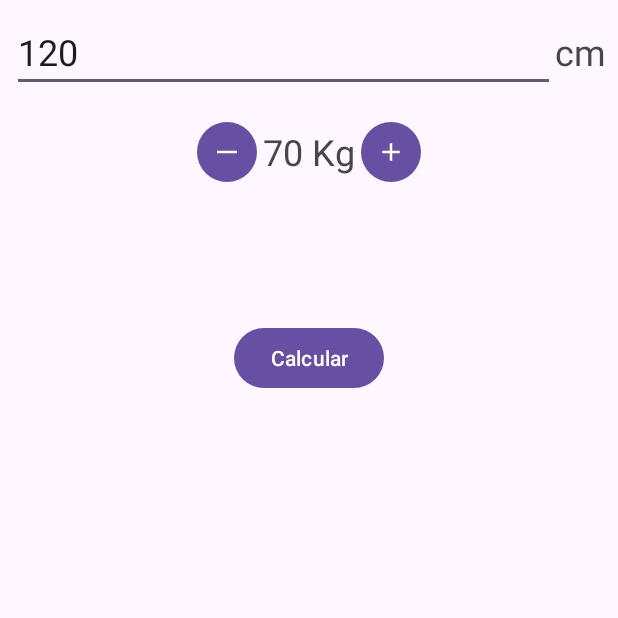
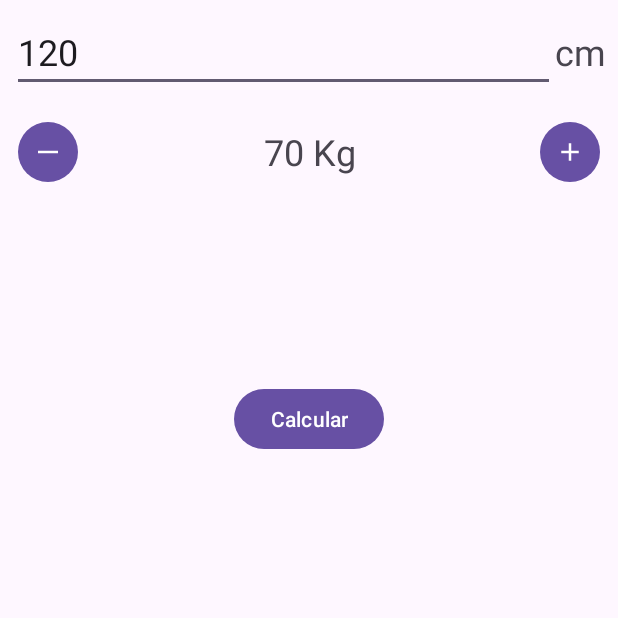
Before and after one commit to raulfl1982ndrd/BMICalculator, an Android app: the screen it shows after launch (MainActivity), on a phone screen of 412 x 824 dp, the top half of it. Run offline under Robolectric (Android 15) with nearby library versions, the phone set to English and light mode, and no system bars.

Commit message:
SE ponen los botones del peso pegados a los lados, se añade texto con indicaciones y una imagen orientativa

```diff
--- a/app/src/main/java/com/example/bmicalculator/MainActivity.kt
+++ b/app/src/main/java/com/example/bmicalculator/MainActivity.kt
@@ -5,6 +5,7 @@ import android.os.Bundle
 import android.util.Log
 import android.widget.Button
 import android.widget.EditText
+import android.widget.ImageView
 import android.widget.TextView
 import androidx.activity.enableEdgeToEdge
 import androidx.appcompat.app.AppCompatActivity
@@ -20,6 +21,7 @@ class MainActivity : AppCompatActivity() {
     lateinit var descriptionTextview :TextView
     lateinit var resultTextView:TextView
     lateinit var  calculateButton: Button
+    lateinit var imageViewPanel: ImageView
 
     var height: Int = 120
     var weight: Int = 70
@@ -35,6 +37,7 @@ class MainActivity : AppCompatActivity() {
         descriptionTextview = findViewById(R.id.descripcionTextView)
         resultTextView = findViewById(R.id.resultTextView)
         calculateButton = findViewById(R.id.calculateButton)
+        imageViewPanel = findViewById(R.id.imageViewPanel)
         setHeight()
         setWeight()
         minusButton.setOnClickListener{
@@ -56,6 +59,7 @@ class MainActivity : AppCompatActivity() {
                 descripcion = "Bajo peso severo"
                 descriptionTextview.setTextColor(Color.parseColor("#FF0000"))
                 resultTextView.setTextColor(Color.parseColor("#FF0000"))
+                //imageViewPanel.setImageResource()
             }
             else if ((result >= 16.5) && (result < 18.5)){
                 descripcion = "Bajo peso"
@@ -89,6 +93,7 @@ class MainActivity : AppCompatActivity() {
             }
             descriptionTextview.text = descripcion.toString()
             resultTextView.text = result.toString()
+
         }
 
     };
--- a/app/src/main/res/layout/activity_main.xml
+++ b/app/src/main/res/layout/activity_main.xml
@@ -36,7 +36,7 @@
     <LinearLayout
         android:layout_width="match_parent"
         android:layout_height="wrap_content"
-        android:gravity="center"
+
         android:orientation="horizontal"
         android:padding="8dp">
 
@@ -45,7 +45,7 @@
             style="?attr/materialIconButtonFilledStyle"
             android:layout_width="wrap_content"
             android:layout_height="wrap_content"
-            android:layout_gravity="center_horizontal"
+            android:layout_gravity="start"
             app:icon="@drawable/ic_minus" />
 
         <TextView
@@ -54,6 +54,8 @@
             android:layout_height="wrap_content"
             android:layout_gravity="center"
             android:text="0Kg"
+            android:textAlignment="center"
+            android:layout_weight="1"
             android:textSize="24sp" />
 
         <Button
@@ -61,6 +63,7 @@
             style="?attr/materialIconButtonFilledStyle"
             android:layout_width="wrap_content"
             android:layout_height="wrap_content"
+            android:layout_gravity="end"
             app:icon="@drawable/ic_add" />
     </LinearLayout>
     <!-- Resultado -->
@@ -78,10 +81,23 @@
         tools:text="00.00"
         android:textSize="30sp"
         android:layout_gravity="center_horizontal"/>
+    <TextView
+        android:id="@+id/estadoTextView"
+        android:layout_width="wrap_content"
+        android:layout_height="wrap_content"
+        tools:text="Su peso esta bien."
+        android:textSize="30sp"
+        android:layout_gravity="center_horizontal"/>
     <Button
         android:id="@+id/calculateButton"
         android:layout_width="wrap_content"
         android:layout_height="wrap_content"
         android:text="Calcular"
         android:layout_gravity="center_horizontal"/>
+
+    <ImageView
+        android:id="@+id/imageViewPanel"
+        android:layout_width="wrap_content"
+        android:layout_height="wrap_content"
+        android:layout_gravity="center_horizontal"/>
 </LinearLayout>
```
